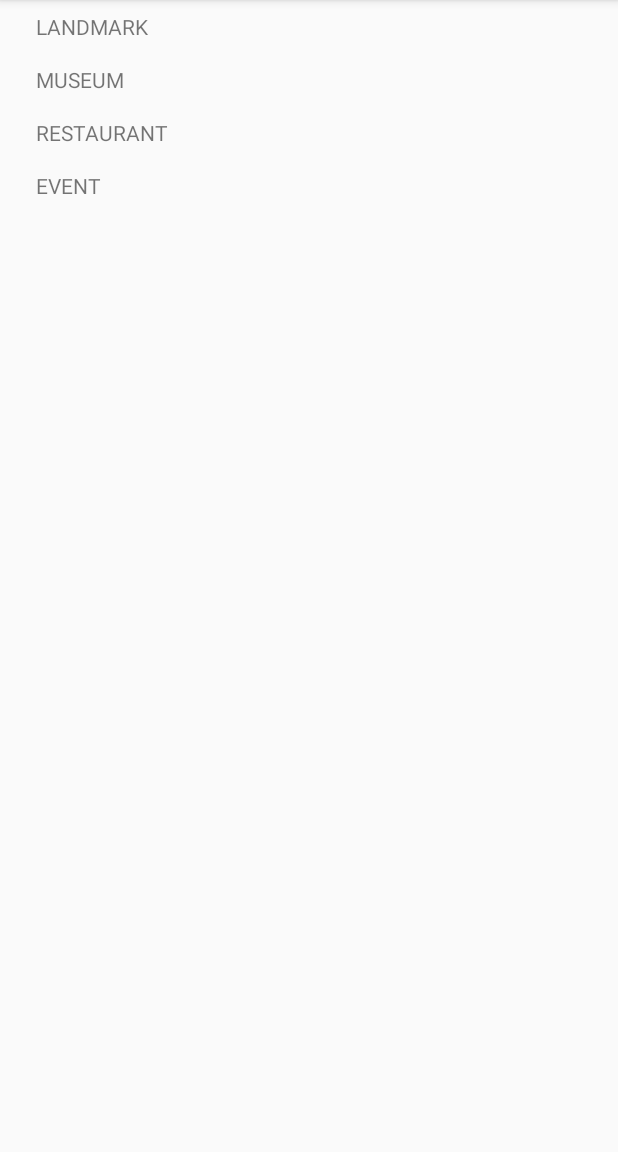
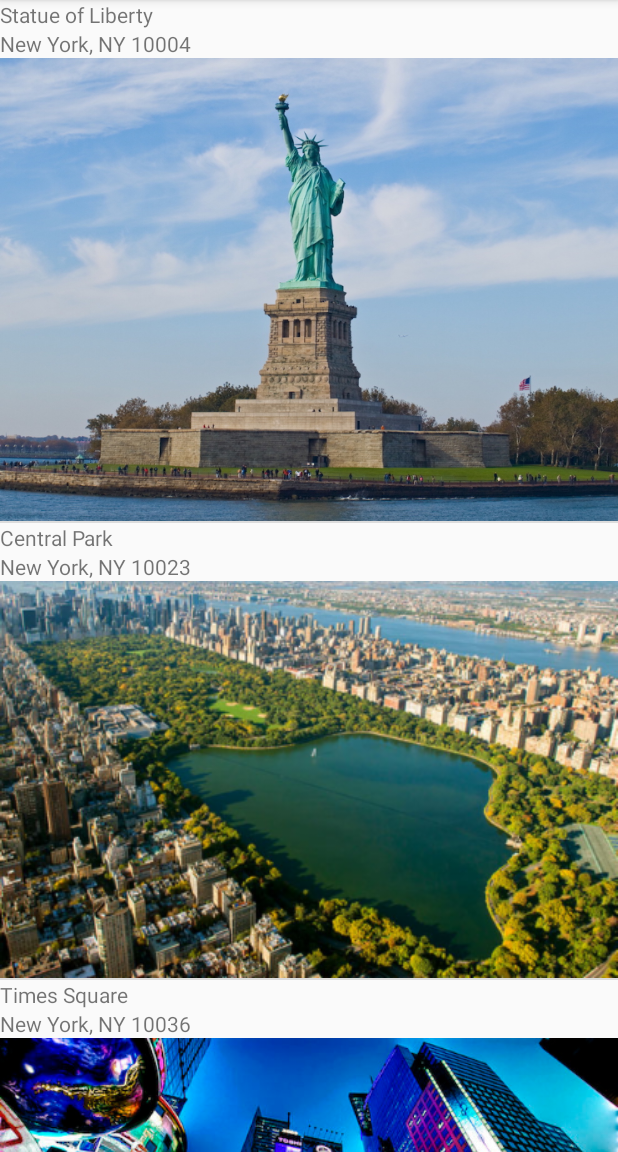
Before and after one commit to arrickx/TourGuideNYC, an Android app: the screen it shows after launch (MainActivity), on a phone screen of 412 x 824 dp, the part 84-1236 px from its top. Run offline under Robolectric (Android 15) with nearby library versions, the phone set to English and light mode, and no system bars; our stand-ins replace ButterKnife.

Commit message:
Refactor the code by using ViewPager and FragmentPagerAdapter

```diff
--- a/app/build.gradle
+++ b/app/build.gradle
@@ -22,6 +22,7 @@ dependencies {
     implementation fileTree(dir: 'libs', include: ['*.jar'])
     implementation 'com.android.support:appcompat-v7:27.1.1'
     implementation 'com.android.support.constraint:constraint-layout:1.1.2'
+    implementation 'com.android.support:support-v4:27.1.1'
     testImplementation 'junit:junit:4.12'
     androidTestImplementation 'com.android.support.test:runner:1.0.2'
     androidTestImplementation 'com.android.support.test.espresso:espresso-core:3.0.2'
--- a/app/src/main/java/com/example/android/tourguidenyc/Attraction.java
+++ b/app/src/main/java/com/example/android/tourguidenyc/Attraction.java
@@ -6,11 +6,11 @@ package com.example.android.tourguidenyc;
  */
 public class Attraction {
 
-    //Default name of the attraction
-    private String mAttractionName;
+    //String resource ID for the name of the attraction
+    private int mAttractionName;
 
-    //Default location of the attraction
-    private String mAttractionLocation;
+    //String resource ID for the location of the attraction
+    private int mAttractionLocation;
 
     //Image resource ID for the attraction
     private int mImageResourceId;
@@ -18,28 +18,28 @@ public class Attraction {
     /**
      * Create a new Attraction object.
      *
-     * @param AttractionName is the name of the attraction
-     * @param AttractionLocation is the location of the attraction
+     * @param AttractionName     is the string resource ID for the name of the attraction
+     * @param AttractionLocation is the string resource ID for the location of the attraction
      * @param imageResourceId    is the drawable resource ID for the image associated with the word
      */
-    public Attraction(String AttractionName, String AttractionLocation, int imageResourceId) {
+    public Attraction(int AttractionName, int AttractionLocation, int imageResourceId) {
         mAttractionName = AttractionName;
         mAttractionLocation = AttractionLocation;
         mImageResourceId = imageResourceId;
     }
 
     //Retrieve the name of the attraction.
-    public String getmAttractionName() {
+    public int getmAttractionName() {
         return mAttractionName;
     }
 
     //Retrieve the location of the attraction.
-    public String getmAttractionLocation() {
+    public int getmAttractionLocation() {
         return mAttractionLocation;
     }
 
     //Retrieve the image resource ID of the attraction.
-    public int getmImageResourceId(){
+    public int getmImageResourceId() {
         return mImageResourceId;
     }
 }
--- /dev/null
+++ b/app/src/main/java/com/example/android/tourguidenyc/CategoryAdapter.java
@@ -0,0 +1,46 @@
+package com.example.android.tourguidenyc;
+
+import android.support.v4.app.Fragment;
+import android.support.v4.app.FragmentManager;
+import android.support.v4.app.FragmentPagerAdapter;
+
+/**
+ * {@link CategoryAdapter} is a {@link FragmentPagerAdapter} that can provide the layout for
+ * each list item based on a data source which is a list of {@link Attraction} objects.
+ */
+public class CategoryAdapter extends FragmentPagerAdapter {
+
+    /**
+     * Create a new {@link CategoryAdapter} object.
+     *
+     * @param fm is the fragment manager that will keep each fragment's state in the adapter
+     *           across swipes.
+     */
+    public CategoryAdapter(FragmentManager fm) {
+        super(fm);
+    }
+
+    /**
+     * Return the {@link Fragment} that should be displayed for the given page number.
+     */
+    @Override
+    public Fragment getItem(int position) {
+        if (position == 0) {
+            return new LandmarkFragment();
+        } else if (position == 1) {
+            return new MuseumFragment();
+        } else if (position == 2) {
+            return new EventFragment();
+        } else {
+            return new RestaurantFragment();
+        }
+    }
+
+    /**
+     * Return the total number of pages.
+     */
+    @Override
+    public int getCount() {
+        return 4;
+    }
+}
--- /dev/null
+++ b/app/src/main/java/com/example/android/tourguidenyc/LandmarkFragment.java
@@ -0,0 +1,48 @@
+package com.example.android.tourguidenyc;
+
+import android.graphics.drawable.Drawable;
+import android.os.Bundle;
+import android.support.v4.app.Fragment;
+import android.view.LayoutInflater;
+import android.view.View;
+import android.view.ViewGroup;
+import android.widget.ListView;
+import android.widget.TextView;
+
+import java.util.ArrayList;
+
+import butterknife.BindDrawable;
+import butterknife.BindString;
+import butterknife.ButterKnife;
+
+/**
+ * {@link Fragment} that displays a list of Landmarks in New York City.
+ */
+public class LandmarkFragment extends Fragment {
+
+    public LandmarkFragment() {
+        // Required empty public constructor
+    }
+
+    @Override
+    public View onCreateView(LayoutInflater inflater, ViewGroup container,
+                             Bundle savedInstanceState) {
+        View rootView = inflater.inflate(R.layout.attraction_list, container, false);
+
+        // Create a list of landmark attractions
+        final ArrayList<Attraction> attractions = new ArrayList<>();
+
+        attractions.add(new Attraction(R.string.statue_of_liberty, R.string.statue_location, R.drawable.statue_of_liberty));
+        attractions.add(new Attraction(R.string.central_park, R.string.park_location, R.drawable.central_park));
+        attractions.add(new Attraction(R.string.times_square, R.string.times_square_location, R.drawable.times_square));
+
+        AttractionAdapter adapter = new AttractionAdapter(getActivity(), attractions);
+
+        ListView listView = rootView.findViewById(R.id.list);
+
+        listView.setAdapter(adapter);
+
+        return rootView;
+    }
+
+}
--- a/app/src/main/java/com/example/android/tourguidenyc/MainActivity.java
+++ b/app/src/main/java/com/example/android/tourguidenyc/MainActivity.java
@@ -1,64 +1,25 @@
 package com.example.android.tourguidenyc;
 
-import android.content.Intent;
+import android.os.Bundle;
+import android.support.v4.view.ViewPager;
 import android.support.v7.app.AppCompatActivity;
-import android.os.Bundle;
-import android.view.View;
-import android.widget.TextView;
-
-import butterknife.BindView;
-import butterknife.ButterKnife;
 
 public class MainActivity extends AppCompatActivity {
-
-    @BindView(R.id.landmark)
-    TextView landmark;
-    @BindView(R.id.museum)
-    TextView museum;
-    @BindView(R.id.restaurant)
-    TextView restaurant;
-    @BindView(R.id.event)
-    TextView event;
 
     @Override
     protected void onCreate(Bundle savedInstanceState) {
         super.onCreate(savedInstanceState);
+
+        // Set the content of the activity to use the activity_main.xml layout file
         setContentView(R.layout.activity_main);
-        ButterKnife.bind(this);
 
-        landmark.setOnClickListener(new View.OnClickListener() {
-            @Override
-            public void onClick(View v) {
-                Intent landmarkIntent = new Intent(MainActivity.this, LandmarkActivity.class);
+        // Find the view pager that will allow the user to swipe between fragments
+        ViewPager viewPager = findViewById(R.id.viewpager);
 
-                startActivity(landmarkIntent);
-            }
-        });
+        // Create an adapter that knows which fragment should be shown on each page
+        CategoryAdapter adapter = new CategoryAdapter(getSupportFragmentManager());
 
-        museum.setOnClickListener(new View.OnClickListener() {
-            @Override
-            public void onClick(View v) {
-                Intent museumIntent = new Intent(MainActivity.this, MuseumActivity.class);
-
-                startActivity(museumIntent);
-            }
-        });
-        restaurant.setOnClickListener(new View.OnClickListener() {
-            @Override
-            public void onClick(View v) {
-                Intent restaurantIntent = new Intent(MainActivity.this, RestaurantActivity.class);
-
-                startActivity(restaurantIntent);
-            }
-        });
-        event.setOnClickListener(new View.OnClickListener() {
-            @Override
-            public void onClick(View v) {
-                Intent eventIntent = new Intent(MainActivity.this, EventActivity.class);
-
-                startActivity(eventIntent);
-            }
-        });
-
+        // Set the adapter onto the view pager
+        viewPager.setAdapter(adapter);
     }
 }
--- /dev/null
+++ b/app/src/main/java/com/example/android/tourguidenyc/MuseumFragment.java
@@ -0,0 +1,43 @@
+package com.example.android.tourguidenyc;
+
+import android.os.Bundle;
+import android.support.v4.app.Fragment;
+import android.view.LayoutInflater;
+import android.view.View;
+import android.view.ViewGroup;
+import android.widget.ListView;
+import android.widget.TextView;
+
+import java.util.ArrayList;
+
+/**
+ * {@link Fragment} that displays a list of Museums in New York City
+ */
+public class MuseumFragment extends Fragment {
+
+    public MuseumFragment() {
+        // Required empty public constructor
+    }
+
+    @Override
+    public View onCreateView(LayoutInflater inflater, ViewGroup container,
+                             Bundle savedInstanceState) {
+        View rootView = inflater.inflate(R.layout.attraction_list, container, false);
+
+        // Create a list of landmark attractions
+        final ArrayList<Attraction> attractions = new ArrayList<>();
+
+        attractions.add(new Attraction(R.string.the_met, R.string.met_location, R.drawable.the_met));
+        attractions.add(new Attraction(R.string.moma, R.string.moma_location, R.drawable.moma));
+        attractions.add(new Attraction(R.string.amnh, R.string.amnh_location, R.drawable.amnh));
+
+        AttractionAdapter adapter = new AttractionAdapter(getActivity(), attractions);
+
+        ListView listView = rootView.findViewById(R.id.list);
+
+        listView.setAdapter(adapter);
+
+        return rootView;
+    }
+
+}
--- a/app/src/main/res/layout/activity_main.xml
+++ b/app/src/main/res/layout/activity_main.xml
@@ -1,30 +1,14 @@
 <?xml version="1.0" encoding="utf-8"?>
 <LinearLayout xmlns:android="http://schemas.android.com/apk/res/android"
+    xmlns:tools="http://schemas.android.com/tools"
     android:layout_width="match_parent"
     android:layout_height="match_parent"
-    android:paddingLeft="16dp"
-    android:paddingRight="16dp"
-    android:id="@+id/list"
-    android:orientation="vertical">
+    android:orientation="vertical"
+    tools:context="com.example.android.tourguidenyc.MainActivity">
 
-    <TextView
-        android:id="@+id/landmark"
-        style="@style/FourActivities"
-        android:text="@string/landmark"/>
-
-    <TextView
-        android:id="@+id/museum"
-        style="@style/FourActivities"
-        android:text="@string/museum"/>
-
-    <TextView
-        android:id="@+id/restaurant"
-        style="@style/FourActivities"
-        android:text="@string/restaurant"/>
-
-    <TextView
-        android:id="@+id/event"
-        style="@style/FourActivities"
-        android:text="@string/event"/>
+    <android.support.v4.view.ViewPager
+        android:id="@+id/viewpager"
+        android:layout_width="match_parent"
+        android:layout_height="match_parent"/>
 
 </LinearLayout>
```
Also changed, not shown: app/src/main/AndroidManifest.xml (+0 -16 lines), app/src/main/java/com/example/android/tourguidenyc/EventActivity.java (deleted, +0 -54 lines), app/src/main/java/com/example/android/tourguidenyc/EventFragment.java (added, +43 -0 lines), app/src/main/java/com/example/android/tourguidenyc/LandmarkActivity.java (deleted, +0 -53 lines), app/src/main/java/com/example/android/tourguidenyc/MuseumActivity.java (deleted, +0 -54 lines), app/src/main/java/com/example/android/tourguidenyc/RestaurantActivity.java (deleted, +0 -55 lines), app/src/main/java/com/example/android/tourguidenyc/RestaurantFragment.java (added, +43 -0 lines).
